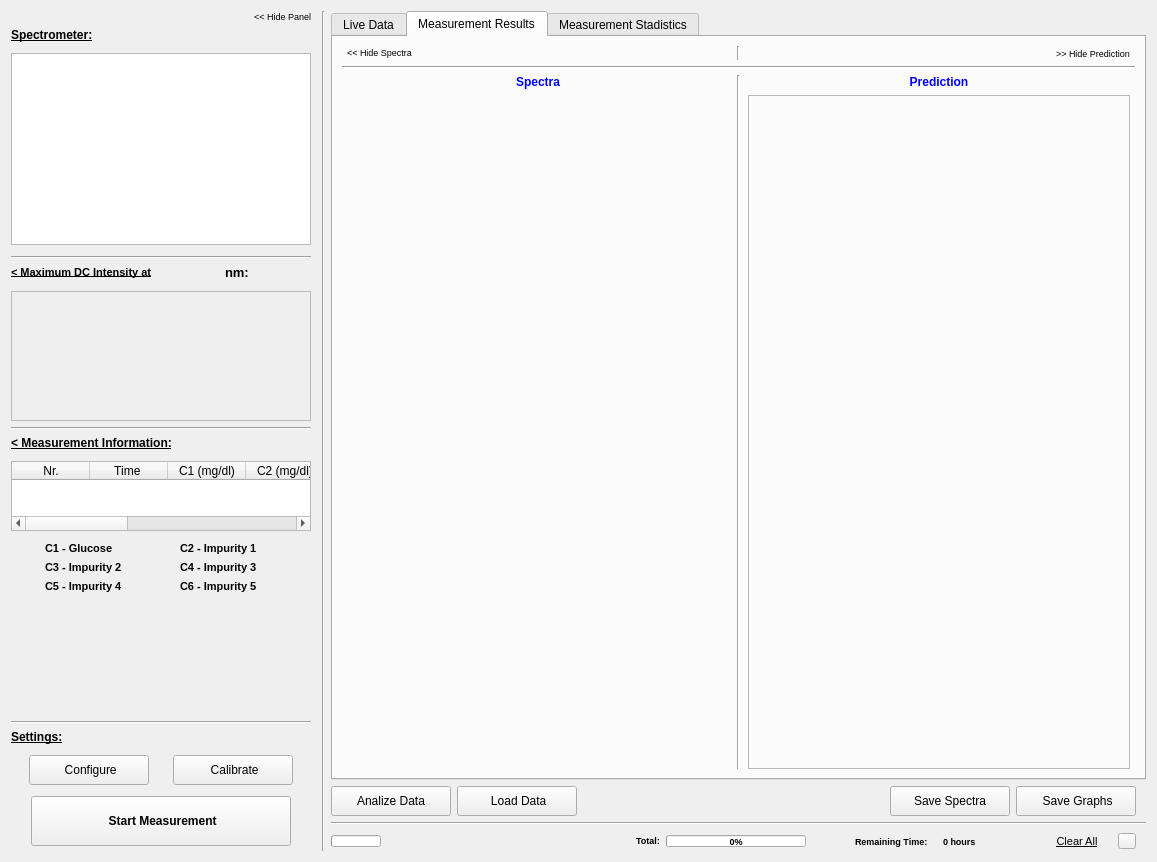
Old version of the form pol_panel.ui in the repository CesarCarvajal/Oxymetry-Backup-2018.
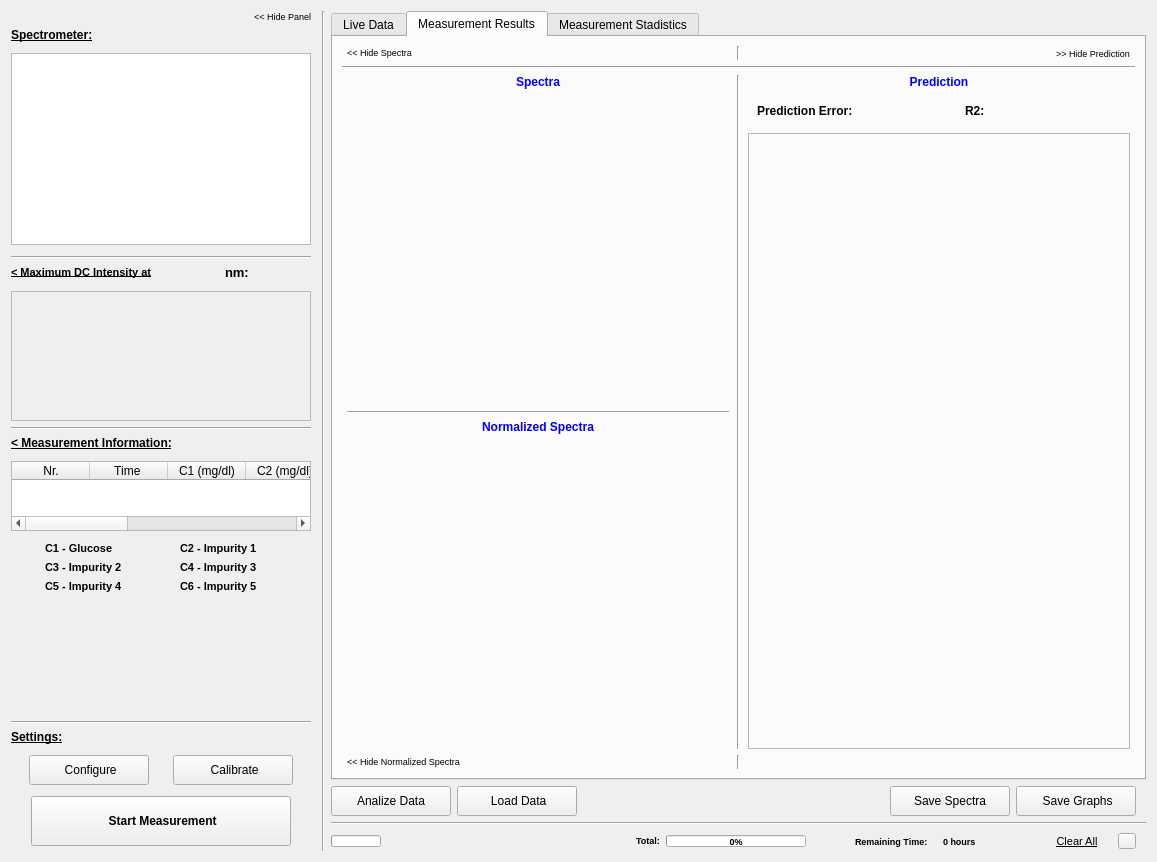
New version of the form. The open tabs and pages were chosen to show the change. Icons and pictures are not drawn. Custom widgets are drawn as their Qt base class.

```diff
--- a/pol_panel.ui
+++ b/pol_panel.ui
@@ -1924,7 +1924,7 @@
             <enum>QTabWidget::Rounded</enum>
            </property>
            <property name="currentIndex">
-            <number>1</number>
+            <number>0</number>
            </property>
            <property name="iconSize">
             <size>
@@ -3024,7 +3024,7 @@
                <item>
                 <layout class="QHBoxLayout" name="horizontalLayout_16">
                  <item>
-                  <widget class="ClickableLabel" name="label_2">
+                  <widget class="ClickableLabel" name="label_hideSpectra">
                    <property name="minimumSize">
                     <size>
                      <width>100</width>
@@ -3045,7 +3045,7 @@
                   </widget>
                  </item>
                  <item>
-                  <widget class="QLabel" name="label_3">
+                  <widget class="QLabel" name="label_SP">
                    <property name="sizePolicy">
                     <sizepolicy hsizetype="Expanding" vsizetype="Preferred">
                      <horstretch>0</horstretch>
@@ -3101,7 +3101,7 @@
                <item>
                 <layout class="QHBoxLayout" name="horizontalLayout_18">
                  <item>
-                  <widget class="QLabel" name="label_4">
+                  <widget class="QLabel" name="label_PSNS">
                    <property name="sizePolicy">
                     <sizepolicy hsizetype="Expanding" vsizetype="Preferred">
                      <horstretch>0</horstretch>
@@ -3114,7 +3114,7 @@
                   </widget>
                  </item>
                  <item>
-                  <widget class="ClickableLabel" name="label_5">
+                  <widget class="ClickableLabel" name="label_hidePrediction">
                    <property name="minimumSize">
                     <size>
                      <width>70</width>
@@ -3182,7 +3182,9 @@
                <item>
                 <layout class="QVBoxLayout" name="verticalLayout_6">
                  <item>
-                  <widget class="QLabel" name="label">
+                  <layout class="QVBoxLayout" name="verticalLayout_12">
+                   <item>
+                    <widget class="QLabel" name="label_spectra">
                    <property name="minimumSize">
                     <size>
                      <width>0</width>
@@ -3246,7 +3248,7 @@
                   </widget>
                  </item>
                  <item>
-                  <widget class="QWidget" name="widget" native="true">
+                    <widget class="QWidget" name="widget_Spectra" native="true">
                    <property name="sizePolicy">
                     <sizepolicy hsizetype="Expanding" vsizetype="Expanding">
                      <horstretch>0</horstretch>
@@ -3263,6 +3265,94 @@
                 </layout>
                </item>
                <item>
+                  <widget class="Line" name="line_SpeNormSpec">
+                   <property name="orientation">
+                    <enum>Qt::Horizontal</enum>
+                   </property>
+                  </widget>
+                 </item>
+                 <item>
+                  <layout class="QVBoxLayout" name="verticalLayout_15">
+                   <item>
+                    <widget class="QLabel" name="label_Nspectra">
+                     <property name="minimumSize">
+                      <size>
+                       <width>0</width>
+                       <height>14</height>
+                      </size>
+                     </property>
+                     <property name="palette">
+                      <palette>
+                       <active>
+                        <colorrole role="WindowText">
+                         <brush brushstyle="SolidPattern">
+                          <color alpha="255">
+                           <red>0</red>
+                           <green>0</green>
+                           <blue>255</blue>
+                          </color>
+                         </brush>
+                        </colorrole>
+                       </active>
+                       <inactive>
+                        <colorrole role="WindowText">
+                         <brush brushstyle="SolidPattern">
+                          <color alpha="255">
+                           <red>0</red>
+                           <green>0</green>
+                           <blue>255</blue>
+                          </color>
+                         </brush>
+                        </colorrole>
+                       </inactive>
+                       <disabled>
+                        <colorrole role="WindowText">
+                         <brush brushstyle="SolidPattern">
+                          <color alpha="255">
+                           <red>120</red>
+                           <green>120</green>
+                           <blue>120</blue>
+                          </color>
+                         </brush>
+                        </colorrole>
+                       </disabled>
+                      </palette>
+                     </property>
+                     <property name="font">
+                      <font>
+                       <pointsize>9</pointsize>
+                       <weight>75</weight>
+                       <bold>true</bold>
+                      </font>
+                     </property>
+                     <property name="text">
+                      <string>Normalized Spectra</string>
+                     </property>
+                     <property name="alignment">
+                      <set>Qt::AlignCenter</set>
+                     </property>
+                    </widget>
+                   </item>
+                   <item>
+                    <widget class="QWidget" name="widget_NormSpectra" native="true">
+                     <property name="sizePolicy">
+                      <sizepolicy hsizetype="Expanding" vsizetype="Expanding">
+                       <horstretch>0</horstretch>
+                       <verstretch>0</verstretch>
+                      </sizepolicy>
+                     </property>
+                     <layout class="QHBoxLayout" name="horizontalLayout_23">
+                      <item>
+                       <layout class="QHBoxLayout" name="VLP_norm"/>
+                      </item>
+                     </layout>
+                    </widget>
+                   </item>
+                  </layout>
+                 </item>
+                </layout>
+               </item>
+               <item>
                 <spacer name="horizontalSpacer_14">
                  <property name="orientation">
                   <enum>Qt::Horizontal</enum>
@@ -3279,7 +3369,7 @@
                 </spacer>
                </item>
                <item>
-                <widget class="Line" name="line_comp">
+                <widget class="Line" name="line_pred">
                  <property name="orientation">
                   <enum>Qt::Vertical</enum>
                  </property>
@@ -3370,6 +3460,98 @@
                    </property>
                   </widget>
                  </item>
+                 <item>
+                  <widget class="QWidget" name="widget_errorBar" native="true">
+                   <property name="sizePolicy">
+                    <sizepolicy hsizetype="Preferred" vsizetype="Preferred">
+                     <horstretch>0</horstretch>
+                     <verstretch>0</verstretch>
+                    </sizepolicy>
+                   </property>
+                   <layout class="QHBoxLayout" name="horizontalLayout_27">
+                    <item>
+                     <layout class="QHBoxLayout" name="horizontalLayout_26">
+                      <item>
+                       <widget class="QLabel" name="label_PredictionError">
+                        <property name="minimumSize">
+                         <size>
+                          <width>60</width>
+                          <height>0</height>
+                         </size>
+                        </property>
+                        <property name="font">
+                         <font>
+                          <weight>75</weight>
+                          <bold>true</bold>
+                         </font>
+                        </property>
+                        <property name="text">
+                         <string>Prediction Error:</string>
+                        </property>
+                       </widget>
+                      </item>
+                      <item>
+                       <widget class="QLabel" name="label_PError">
+                        <property name="sizePolicy">
+                         <sizepolicy hsizetype="Expanding" vsizetype="Preferred">
+                          <horstretch>0</horstretch>
+                          <verstretch>0</verstretch>
+                         </sizepolicy>
+                        </property>
+                        <property name="minimumSize">
+                         <size>
+                          <width>100</width>
+                          <height>0</height>
+                         </size>
+                        </property>
+                        <property name="text">
+                         <string/>
+                        </property>
+                       </widget>
+                      </item>
+                      <item>
+                       <widget class="QLabel" name="label_R2_1">
+                        <property name="minimumSize">
+                         <size>
+                          <width>50</width>
+                          <height>0</height>
+                         </size>
+                        </property>
+                        <property name="font">
+                         <font>
+                          <weight>75</weight>
+                          <bold>true</bold>
+                         </font>
+                        </property>
+                        <property name="text">
+                         <string>R2:</string>
+                        </property>
+                       </widget>
+                      </item>
+                      <item>
+                       <widget class="QLabel" name="label_R2">
+                        <property name="sizePolicy">
+                         <sizepolicy hsizetype="Expanding" vsizetype="Preferred">
+                          <horstretch>0</horstretch>
+                          <verstretch>0</verstretch>
+                         </sizepolicy>
+                        </property>
+                        <property name="minimumSize">
+                         <size>
+                          <width>100</width>
+                          <height>0</height>
+                         </size>
+                        </property>
+                        <property name="text">
+                         <string/>
+                        </property>
+                       </widget>
+                      </item>
+                     </layout>
+                    </item>
+                   </layout>
+                  </widget>
+                 </item>
                  <item>
                   <widget class="Plot" name="qwtPlot_Pol_Prediction">
                    <property name="enabled">
@@ -3418,6 +3600,149 @@
                </item>
               </layout>
              </item>
+             <item>
+              <layout class="QHBoxLayout" name="horizontalLayout_21">
+               <item>
+                <spacer name="horizontalSpacer_34">
+                 <property name="orientation">
+                  <enum>Qt::Horizontal</enum>
+                 </property>
+                 <property name="sizeType">
+                  <enum>QSizePolicy::Fixed</enum>
+                 </property>
+                 <property name="sizeHint" stdset="0">
+                  <size>
+                   <width>5</width>
+                   <height>7</height>
+                  </size>
+                 </property>
+                </spacer>
+               </item>
+               <item>
+                <layout class="QHBoxLayout" name="horizontalLayout_24">
+                 <item>
+                  <widget class="ClickableLabel" name="label_hideNSpectra">
+                   <property name="minimumSize">
+                    <size>
+                     <width>100</width>
+                     <height>0</height>
+                    </size>
+                   </property>
+                   <property name="font">
+                    <font>
+                     <pointsize>7</pointsize>
+                    </font>
+                   </property>
+                   <property name="cursor">
+                    <cursorShape>PointingHandCursor</cursorShape>
+                   </property>
+                   <property name="text">
+                    <string>&lt;&lt; Hide Normalized Spectra</string>
+                   </property>
+                  </widget>
+                 </item>
+                 <item>
+                  <widget class="QLabel" name="label_NSP">
+                   <property name="sizePolicy">
+                    <sizepolicy hsizetype="Expanding" vsizetype="Preferred">
+                     <horstretch>0</horstretch>
+                     <verstretch>0</verstretch>
+                    </sizepolicy>
+                   </property>
+                   <property name="text">
+                    <string/>
+                   </property>
+                  </widget>
+                 </item>
+                </layout>
+               </item>
+               <item>
+                <spacer name="horizontalSpacer_36">
+                 <property name="orientation">
+                  <enum>Qt::Horizontal</enum>
+                 </property>
+                 <property name="sizeType">
+                  <enum>QSizePolicy::Fixed</enum>
+                 </property>
+                 <property name="sizeHint" stdset="0">
+                  <size>
+                   <width>2</width>
+                   <height>7</height>
+                  </size>
+                 </property>
+                </spacer>
+               </item>
+               <item>
+                <widget class="Line" name="line_6">
+                 <property name="orientation">
+                  <enum>Qt::Vertical</enum>
+                 </property>
+                </widget>
+               </item>
+               <item>
+                <spacer name="horizontalSpacer_35">
+                 <property name="orientation">
+                  <enum>Qt::Horizontal</enum>
+                 </property>
+                 <property name="sizeType">
+                  <enum>QSizePolicy::Fixed</enum>
+                 </property>
+                 <property name="sizeHint" stdset="0">
+                  <size>
+                   <width>2</width>
+                   <height>7</height>
+                  </size>
+                 </property>
+                </spacer>
+               </item>
+               <item>
+                <layout class="QHBoxLayout" name="horizontalLayout_25">
+                 <item>
+                  <widget class="QLabel" name="label_P1">
+                   <property name="minimumSize">
+                    <size>
+                     <width>100</width>
+                     <height>0</height>
+                    </size>
+                   </property>
+                   <property name="text">
+                    <string/>
+                   </property>
+                  </widget>
+                 </item>
+                 <item>
+                  <widget class="QLabel" name="label_P2">
+                   <property name="sizePolicy">
+                    <sizepolicy hsizetype="Expanding" vsizetype="Preferred">
+                     <horstretch>0</horstretch>
+                     <verstretch>0</verstretch>
+                    </sizepolicy>
+                   </property>
+                   <property name="text">
+                    <string/>
+                   </property>
+                  </widget>
+                 </item>
+                </layout>
+               </item>
+               <item>
+                <spacer name="horizontalSpacer_33">
+                 <property name="orientation">
+                  <enum>Qt::Horizontal</enum>
+                 </property>
+                 <property name="sizeType">
+                  <enum>QSizePolicy::Fixed</enum>
+                 </property>
+                 <property name="sizeHint" stdset="0">
+                  <size>
+                   <width>5</width>
+                   <height>7</height>
+                  </size>
+                 </property>
+                </spacer>
+               </item>
+              </layout>
+             </item>
             </layout>
            </widget>
            <widget class="QWidget" name="MeasStadistics">
```
Lines whose indentation alone changed are shown as unchanged.
